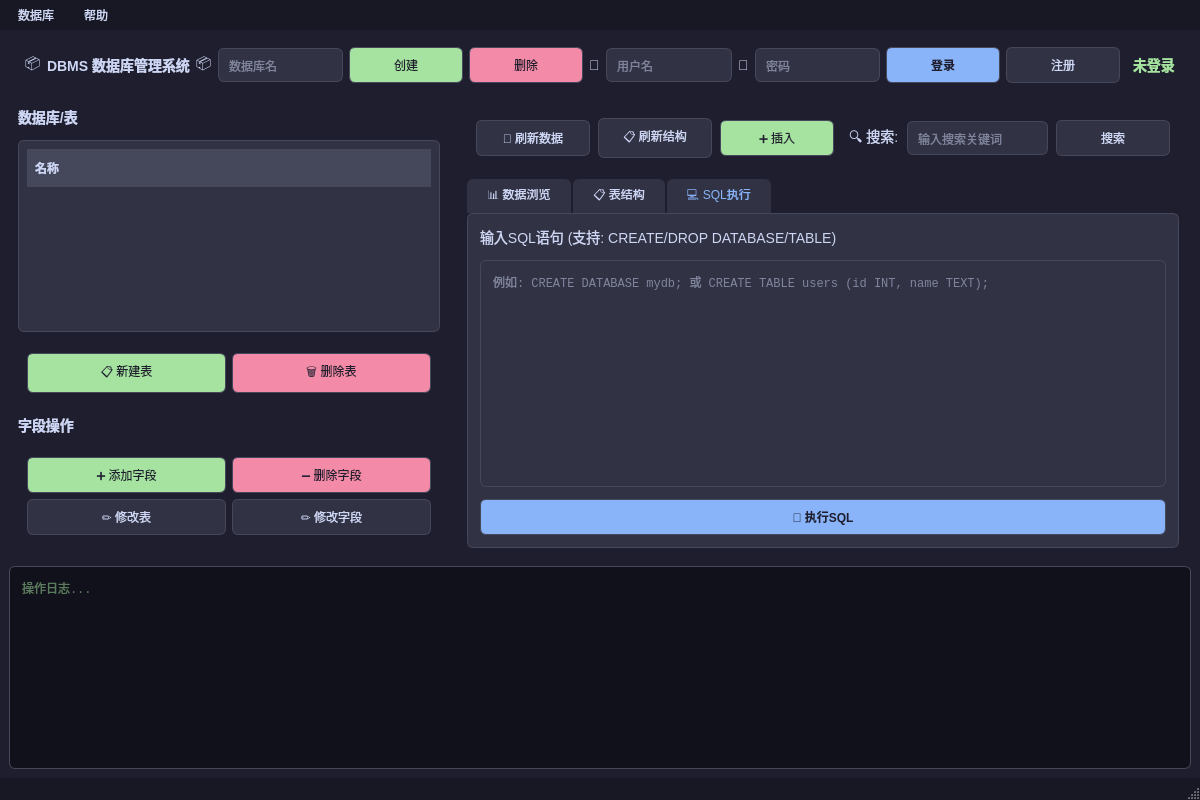
First picture: the form in mainwindow.ui, repository ZhenZhen0609/DataBase, before the edit.
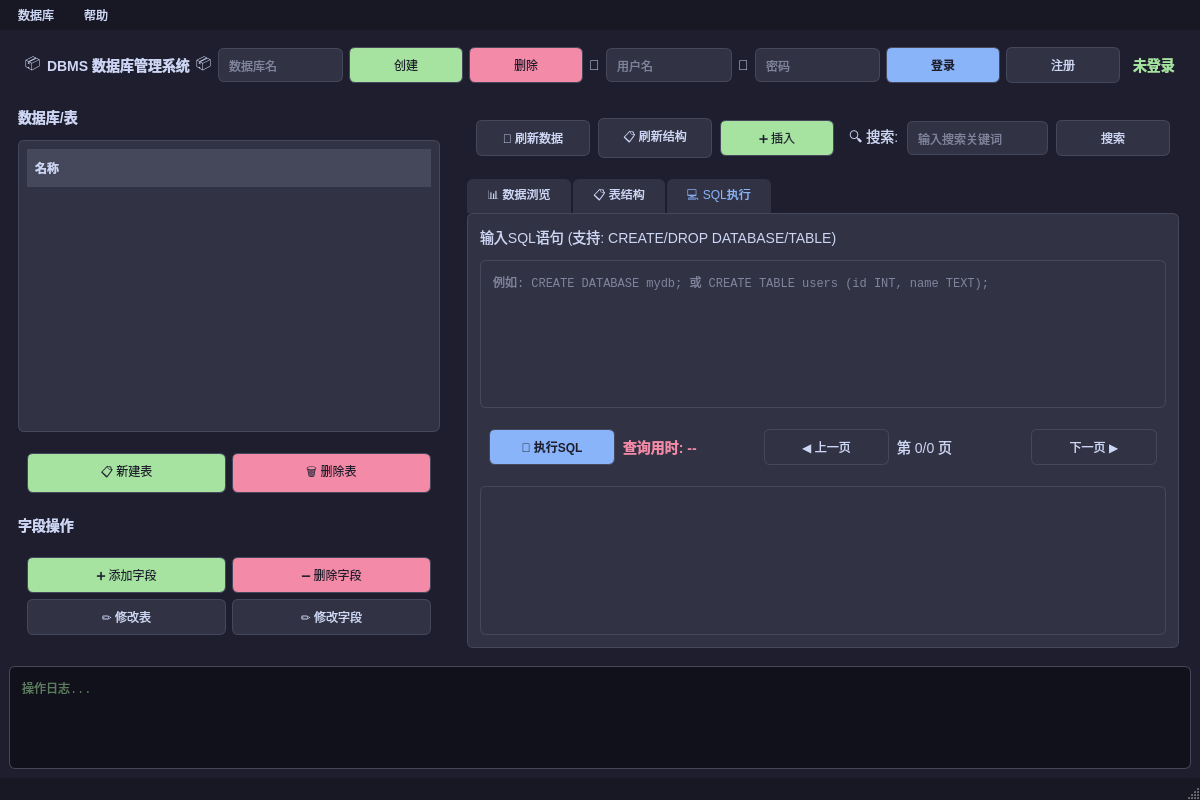
Second picture: the form after the edit. The open tabs and pages were chosen to show the change.

Commit message: SQL高亮，查询 DONE!

Patch:
```diff
--- a/mainwindow.ui
+++ b/mainwindow.ui
@@ -709,9 +709,72 @@
               </widget>
              </item>
              <item>
-              <widget class="QPushButton" name="btnExecuteSQL">
-               <property name="text">
-                <string>🚀 执行SQL</string>
+              <widget class="QWidget" name="sqlExecToolbar" native="true">
+               <layout class="QHBoxLayout" name="sqlExecToolbarLayout">
+                <property name="spacing">
+                 <number>8</number>
+                </property>
+                <item>
+                 <widget class="QPushButton" name="btnExecuteSQL">
+                  <property name="text">
+                   <string>🚀 执行SQL</string>
+                  </property>
+                 </widget>
+                </item>
+                <item>
+                 <widget class="QLabel" name="labelQueryTime">
+                  <property name="text">
+                   <string>查询用时: --</string>
+                  </property>
+                  <property name="styleSheet">
+                   <string notr="true">color: #f38ba8; font-weight: bold;</string>
+                  </property>
+                 </widget>
+                </item>
+                <item>
+                 <spacer name="sqlExecSpacer">
+                  <property name="orientation">
+                   <enum>Qt::Horizontal</enum>
+                  </property>
+                 </spacer>
+                </item>
+                <item>
+                 <widget class="QPushButton" name="btnPrevPage">
+                  <property name="text">
+                   <string>◀ 上一页</string>
+                  </property>
+                  <property name="enabled">
+                   <bool>false</bool>
+                  </property>
+                 </widget>
+                </item>
+                <item>
+                 <widget class="QLabel" name="labelPagination">
+                  <property name="text">
+                   <string>第 0/0 页</string>
+                  </property>
+                 </widget>
+                </item>
+                <item>
+                 <widget class="QPushButton" name="btnNextPage">
+                  <property name="text">
+                   <string>下一页 ▶</string>
+                  </property>
+                  <property name="enabled">
+                   <bool>false</bool>
+                  </property>
+                 </widget>
+                </item>
+               </layout>
+              </widget>
+             </item>
+             <item>
+              <widget class="QTableWidget" name="tableSQLResult">
+               <property name="alternatingRowColors">
+                <bool>true</bool>
+               </property>
+               <property name="selectionBehavior">
+                <enum>QAbstractItemView::SelectRows</enum>
                </property>
               </widget>
              </item>
```
The commit also changes 5 other files.
